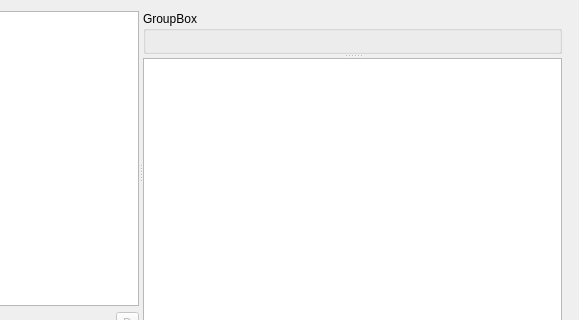
Above: src/widgets/effectstack_ui.ui from KDE/kdenlive before the change; both pictures show x 291 to 870 and y 0 to 320 of the 870 by 671 pixel window. Below: the same form after it.
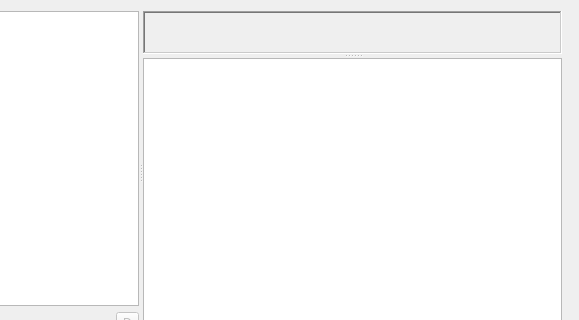
That is the form after the change. Custom widgets are drawn as their Qt base class.

Diff of the .ui file:
```diff
--- a/src/widgets/effectstack_ui.ui
+++ b/src/widgets/effectstack_ui.ui
@@ -21,12 +21,6 @@
   <layout class="QGridLayout" >
    <item row="0" column="0" >
     <widget class="QSplitter" name="splitter_2" >
-     <property name="sizePolicy" >
-      <sizepolicy vsizetype="Preferred" hsizetype="Expanding" >
-       <horstretch>0</horstretch>
-       <verstretch>0</verstretch>
-      </sizepolicy>
-     </property>
      <property name="orientation" >
       <enum>Qt::Horizontal</enum>
      </property>
@@ -111,24 +105,15 @@
       </layout>
      </widget>
      <widget class="QSplitter" name="splitter" >
-      <property name="sizePolicy" >
-       <sizepolicy vsizetype="Expanding" hsizetype="Expanding" >
-        <horstretch>0</horstretch>
-        <verstretch>0</verstretch>
-       </sizepolicy>
-      </property>
       <property name="orientation" >
        <enum>Qt::Vertical</enum>
       </property>
-      <widget class="QGroupBox" name="groupBox" >
-       <property name="sizePolicy" >
-        <sizepolicy vsizetype="Expanding" hsizetype="Expanding" >
-         <horstretch>0</horstretch>
-         <verstretch>0</verstretch>
-        </sizepolicy>
+      <widget class="QFrame" name="frame" >
+       <property name="frameShape" >
+        <enum>QFrame::WinPanel</enum>
        </property>
-       <property name="title" >
-        <string>GroupBox</string>
+       <property name="frameShadow" >
+        <enum>QFrame::Sunken</enum>
        </property>
       </widget>
       <widget class="KTextEdit" name="infoBox" />
```
Left out of the diff: 4 changed lines with no effect on the pictures.
